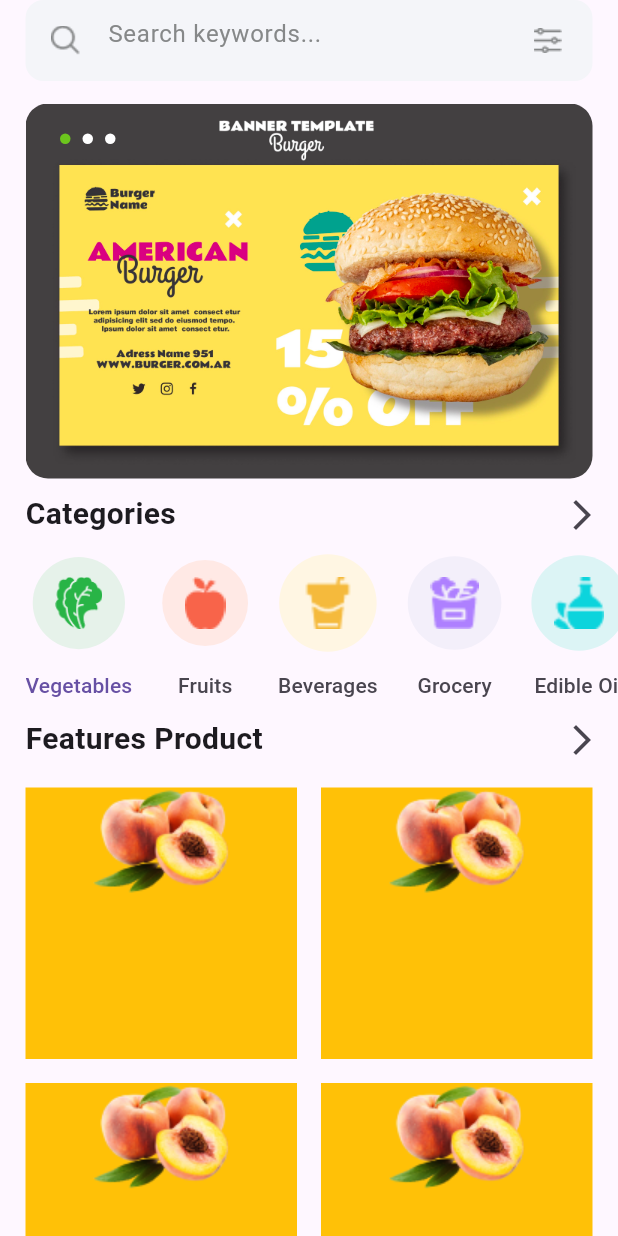
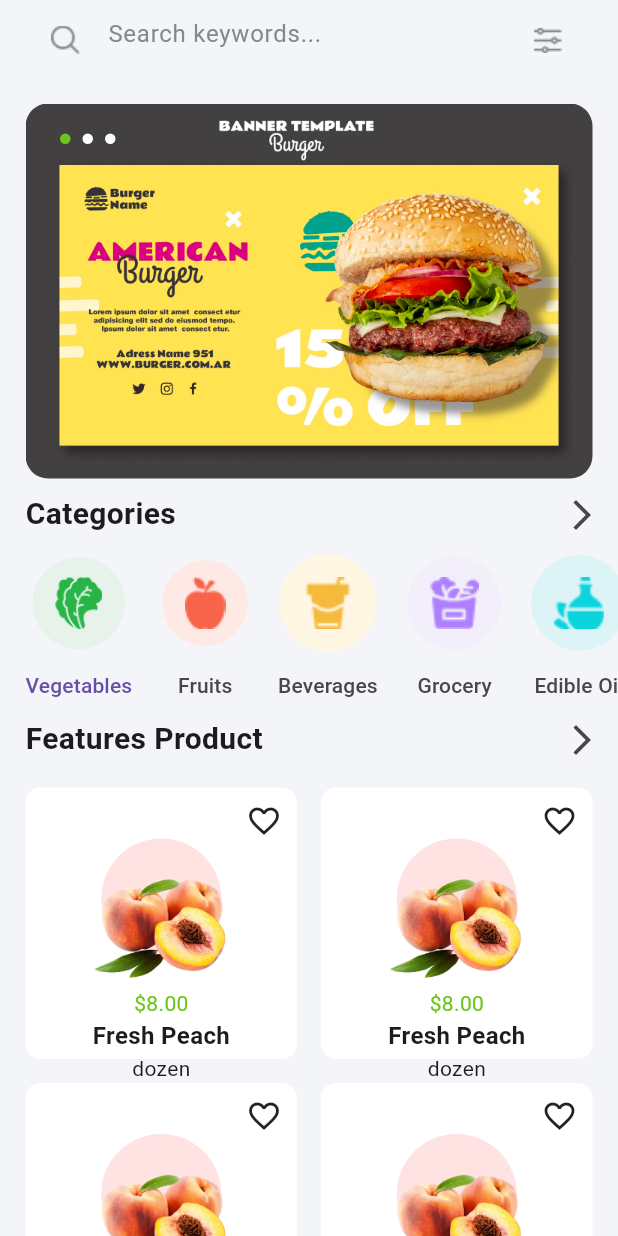
Before and after one commit to AkkiRa69/Big-Cart, a Flutter app: the screen it shows after launch, after a tap on "Skip", on a phone screen of 412 x 824 dp. Run offline on Flutter 3.47's test engine with Material 3 defaults, Android fonts, the phone set to English and light mode, and no system bars; drawn by our look-alikes of smooth_page_indicator; our stand-ins replace page_transition.

Commit message:
4 commit

```diff
--- /dev/null
+++ b/devtools_options.yaml
@@ -0,0 +1 @@
+extensions:
--- a/lib/main.dart
+++ b/lib/main.dart
@@ -19,6 +19,7 @@ class MyApp extends StatelessWidget {
         ),
       ],
       child: MaterialApp(
+        theme: ThemeData(backgroundColor: Color(0xFFF4F5F9)),
         debugShowCheckedModeBanner: false,
         home: IntroPage(),
       ),
--- a/lib/model/fruit_model.dart
+++ b/lib/model/fruit_model.dart
@@ -1,8 +1,10 @@
+import 'dart:ui';
 
-class FruitModel  {
-  String name, weight,description, image;
+class FruitModel {
+  String name, weight, description, image;
   double price;
   int qty, rate;
+  var color;
 
   FruitModel(
       {this.name = "no-name",
@@ -11,7 +13,6 @@ class FruitModel  {
       this.price = 0.00,
       this.rate = 0,
       this.weight = "no-weight",
+      this.color = const Color(0xFFFFE3E2),
       this.qty = 0});
-
-
 }
--- a/lib/pages/home_page.dart
+++ b/lib/pages/home_page.dart
@@ -44,6 +44,7 @@ class HomePage extends StatelessWidget {
     return DefaultTabController(
       length: cates.length,
       child: Scaffold(
+        backgroundColor: Color(0xFFF4F5F9),
         body: SafeArea(
           child: ListView(
             scrollDirection: Axis.vertical,
@@ -130,7 +131,7 @@ class HomePage extends StatelessWidget {
                   ),
                 ],
               ),
-              Padding(
+              Container(
                 padding: const EdgeInsets.only(left: 17),
                 child: TabBar(
                   indicatorColor: Colors.transparent,
@@ -198,10 +199,68 @@ class HomePage extends StatelessWidget {
                   itemBuilder: (context, index) {
                     return Container(
                       margin: EdgeInsets.all(8),
-                      color: Colors.amber,
+                      decoration: BoxDecoration(
+                        color: Color(0xFFFFFFFF),
+                        borderRadius: BorderRadius.circular(10),
+                      ),
                       child: Column(
                         children: [
-                          Image.asset(fruits[index].image),
+                          Row(
+                            mainAxisAlignment: MainAxisAlignment.end,
+                            children: [
+                              Padding(
+                                padding:
+                                    const EdgeInsets.only(right: 10, top: 10),
+                                child: Icon(Icons.favorite_border),
+                              ),
+                            ],
+                          ),
+                          Stack(
+                            alignment: Alignment.center,
+                            children: [
+                              Container(
+                                height: 100,
+                                width: 100,
+                              ),
+                              Positioned(
+                                top: 0,
+                                child: Container(
+                                  height: 80,
+                                  width: 80,
+                                  alignment: Alignment.bottomCenter,
+                                  decoration: BoxDecoration(
+                                    color: fruits[index].color,
+                                    // borderRadius: BorderRadius.circular(50),
+                                    shape: BoxShape.circle,
+                                  ),
+                                ),
+                              ),
+                              Positioned(
+                                bottom: 5,
+                                left: 5,
+                                child: Image.asset(
+                                  fruits[index].image,
+                                  height: 70,
+                                ),
+                              ),
+                            ],
+                          ),
+                          Text(
+                            "\$" + fruits[index].price.toStringAsFixed(2),
+                            style: TextStyle(
+                              color: Color(0xFF6CC51D),
+                            ),
+                          ),
+                          Text(
+                            fruits[index].name,
+                            style: TextStyle(
+                              fontSize: 16,
+                              fontWeight: FontWeight.bold,
+                            ),
+                          ),
+                          Text(
+                            fruits[index].weight,
+                          )
                         ],
                       ),
                     );
--- a/lib/providers/fruit_provider.dart
+++ b/lib/providers/fruit_provider.dart
@@ -1,3 +1,5 @@
+// ignore_for_file: prefer_final_fields
+
 import 'package:flutter/cupertino.dart';
 import 'package:grocery_store/model/fruit_model.dart';
 
```
Also changed, not shown: assets/fruits/aocado.png, assets/fruits/grapes.png, assets/fruits/green-fresh-broccoli.png, assets/fruits/peach.png, assets/fruits/pineapple-pieces.png, assets/fruits/pomegranate.png.
